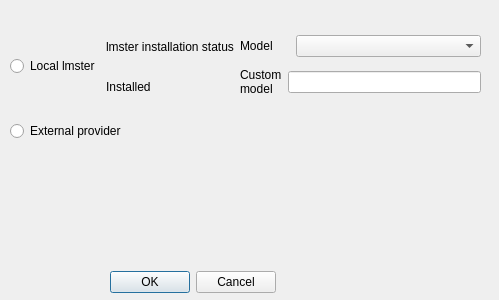
This is settingswindow.ui in Etwas-Trufanov/Chatix as Qt 5 draws it before an edit. The edited form follows.
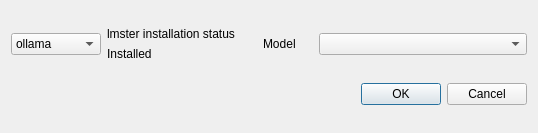
This is the edited form.

Commit message: Обновил вид окна настроек

The edit to the form file:
```diff
--- a/settingswindow.ui
+++ b/settingswindow.ui
@@ -6,60 +6,63 @@
    <rect>
     <x>0</x>
     <y>0</y>
-    <width>499</width>
-    <height>300</height>
+    <width>538</width>
+    <height>133</height>
    </rect>
   </property>
   <property name="windowTitle">
    <string>Dialog</string>
   </property>
-  <widget class="QDialogButtonBox" name="buttonBox">
-   <property name="geometry">
-    <rect>
-     <x>110</x>
-     <y>270</y>
-     <width>166</width>
-     <height>25</height>
-    </rect>
-   </property>
-   <property name="standardButtons">
-    <set>QDialogButtonBox::StandardButton::Cancel|QDialogButtonBox::StandardButton::Ok</set>
-   </property>
-  </widget>
-  <widget class="QRadioButton" name="externalProviderRadio">
-   <property name="geometry">
-    <rect>
-     <x>10</x>
-     <y>120</y>
-     <width>158</width>
-     <height>22</height>
-    </rect>
-   </property>
+  <layout class="QGridLayout" name="gridLayout">
+   <item row="0" column="0">
+    <layout class="QHBoxLayout" name="lmsLayout">
+     <item>
+      <widget class="QComboBox" name="lmsSelectorBox">
+       <property name="minimumSize">
+        <size>
+         <width>90</width>
+         <height>0</height>
+        </size>
+       </property>
+       <property name="maximumSize">
+        <size>
+         <width>90</width>
+         <height>16777215</height>
+        </size>
+       </property>
+       <item>
+        <property name="text">
+         <string>ollama</string>
+        </property>
+       </item>
+       <item>
    <property name="text">
-    <string>External provider</string>
-   </property>
-  </widget>
-  <widget class="QWidget" name="horizontalLayoutWidget_2">
-   <property name="geometry">
-    <rect>
-     <x>10</x>
-     <y>30</y>
-     <width>471</width>
-     <height>73</height>
-    </rect>
-   </property>
-   <layout class="QHBoxLayout" name="horizontalLayout_2">
+         <string>llama.cpp</string>
+        </property>
+       </item>
     <item>
-     <widget class="QRadioButton" name="llmproviderRadio">
       <property name="text">
-       <string>Local lmster</string>
-      </property>
+         <string>lms</string>
+        </property>
+       </item>
      </widget>
     </item>
     <item>
      <layout class="QVBoxLayout" name="verticalLayout">
       <item>
        <widget class="QLabel" name="lmsterIsInstalledLabel">
+         <property name="minimumSize">
+          <size>
+           <width>150</width>
+           <height>0</height>
+          </size>
+         </property>
+         <property name="maximumSize">
+          <size>
+           <width>150</width>
+           <height>16777215</height>
+          </size>
+         </property>
         <property name="text">
          <string>lmster installation status</string>
         </property>
@@ -67,6 +70,12 @@
       </item>
       <item>
        <widget class="QLabel" name="lmsterIsInstalledStatus">
+         <property name="maximumSize">
+          <size>
+           <width>80</width>
+           <height>16777215</height>
+          </size>
+         </property>
         <property name="text">
          <string>Installed</string>
         </property>
@@ -96,33 +105,18 @@
         </item>
        </layout>
       </item>
-      <item>
-       <layout class="QHBoxLayout" name="horizontalLayout_4">
-        <item>
-         <widget class="QLabel" name="CustomModelLabel">
-          <property name="maximumSize">
-           <size>
-            <width>50</width>
-            <height>40</height>
-           </size>
-          </property>
-          <property name="text">
-           <string>&lt;html&gt;&lt;head/&gt;&lt;body&gt;&lt;p&gt;Custom&lt;br&gt;model&lt;/p&gt;&lt;/body&gt;&lt;/html&gt;</string>
-          </property>
-          <property name="textFormat">
-           <enum>Qt::TextFormat::AutoText</enum>
-          </property>
-         </widget>
-        </item>
-        <item>
-         <widget class="QLineEdit" name="lineEdit"/>
-        </item>
        </layout>
       </item>
      </layout>
     </item>
-   </layout>
-  </widget>
+   <item row="1" column="0">
+    <widget class="QDialogButtonBox" name="buttonBox">
+     <property name="standardButtons">
+      <set>QDialogButtonBox::StandardButton::Cancel|QDialogButtonBox::StandardButton::Ok</set>
+     </property>
+    </widget>
+   </item>
+  </layout>
  </widget>
  <resources/>
  <connections/>
```
Lines whose indentation alone changed are shown as unchanged. The commit also changes 6 other files.
